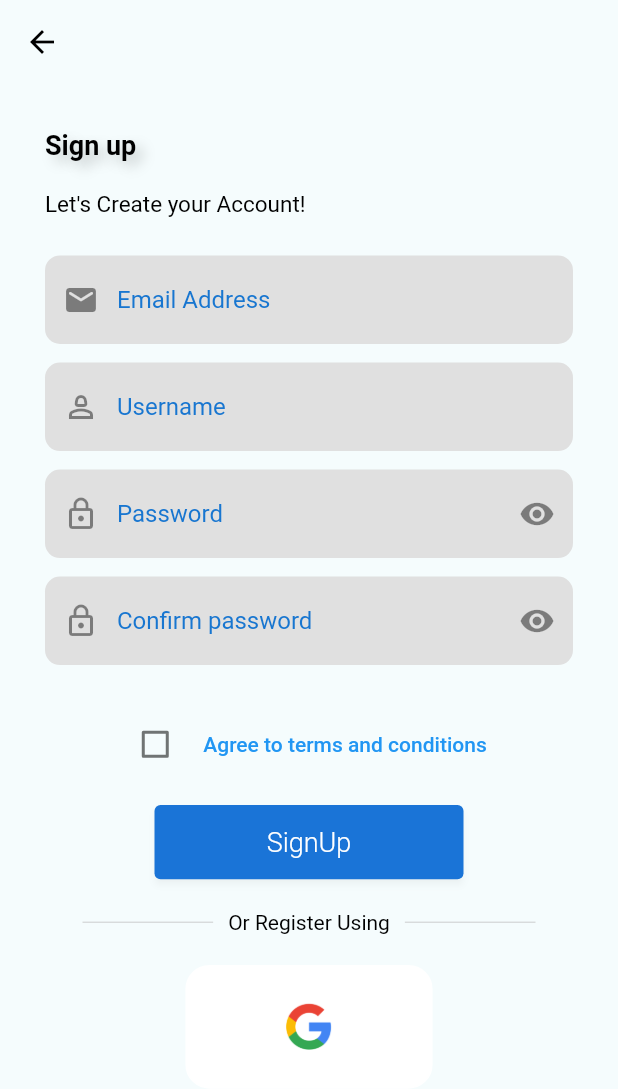
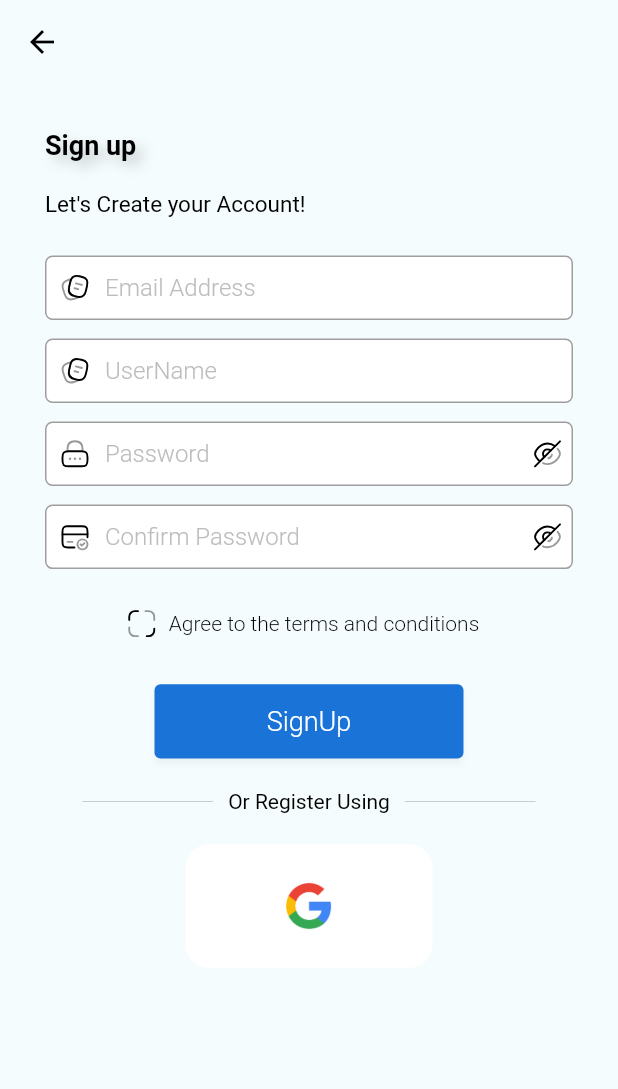
Before and after one commit to tahamoh33/gp_flutter-master, a Flutter app: the SignupPage screen opened directly, on a phone screen of 412 x 824 dp. Shown: the top 1089 px of the screen. Run offline on Flutter 3.47's test engine with Material 2 defaults, Android fonts, the phone set to English and light mode, and no system bars; our stand-ins replace auto_size_text, cached_network_image, cloud_firestore, device_preview, firebase_auth, firebase_core and 9 more; missing offline and left inert: tflite; accounts and stored records are empty; network calls fail; Roboto replaces fonts that are missing (Montserrat).

Commit message:
Updated Login.dart

```diff
--- a/lib/CustomWidgets/custom_text_form_field.dart
+++ b/lib/CustomWidgets/custom_text_form_field.dart
@@ -94,7 +94,8 @@ class CustomTextFormField extends StatelessWidget {
   _buildDecoration() {
     return InputDecoration(
       hintText: hintText ?? "",
-      hintStyle: _setFontStyle(),
+      hintStyle: _setHintFontStyle(),
+      labelStyle: _setFontStyle(),
       border: _setBorderStyle(),
       enabledBorder: _setBorderStyle(),
       focusedBorder: _setBorderStyle(),
@@ -110,6 +111,32 @@ class CustomTextFormField extends StatelessWidget {
     );
   }
 
+  _setHintFontStyle() {
+    switch (fontStyle) {
+      case TextFormFieldFontStyle.MontserratRomanRegular16Dark:
+        return TextStyle(
+          color: Colors.grey[400],
+          fontSize: 16,
+          fontFamily: 'Montserrat',
+          fontWeight: FontWeight.w300,
+        );
+      case TextFormFieldFontStyle.MontserratRomanRegular14:
+        return TextStyle(
+          color: Colors.grey[400],
+          fontSize: 14,
+          fontFamily: 'Montserrat',
+          fontWeight: FontWeight.w300,
+        );
+      default:
+        return TextStyle(
+          color: Colors.grey[400],
+          fontSize: 16,
+          fontFamily: 'Montserrat',
+          fontWeight: FontWeight.w400,
+        );
+    }
+  }
+
   _setFontStyle() {
     switch (fontStyle) {
       case TextFormFieldFontStyle.MontserratRomanRegular14:
@@ -118,6 +145,13 @@ class CustomTextFormField extends StatelessWidget {
           fontSize: 14,
           fontFamily: 'Montserrat',
           fontWeight: FontWeight.w400,
+        );
+      case TextFormFieldFontStyle.MontserratRomanRegular16Dark:
+        return TextStyle(
+          color: Colors.grey[800],
+          fontSize: 16,
+          fontFamily: 'Montserrat',
+          fontWeight: FontWeight.w500,
         );
       default:
         return TextStyle(
@@ -209,6 +243,7 @@ enum TextFormFieldVariant {
 }
 
 enum TextFormFieldFontStyle {
+  MontserratRomanRegular16Dark,
   MontserratRomanRegular16,
   MontserratRomanRegular14,
 }
--- a/lib/Screens/Authentication/Login.dart
+++ b/lib/Screens/Authentication/Login.dart
@@ -222,13 +222,13 @@ class LoginState extends State<Login> {
               prefix: Container(
                 margin: EdgeInsets.symmetric(horizontal: 10, vertical: 0),
                 child: CustomImageView(
-                  svgPath: ImageConstant.imgUser,
+                  svgPath: ImageConstant.imgClock,
                   width: 20,
                   height: 20,
                 ),
               ),
               prefixConstraints: BoxConstraints(maxHeight: 20),
-              fontStyle: TextFormFieldFontStyle.MontserratRomanRegular16,
+              fontStyle: TextFormFieldFontStyle.MontserratRomanRegular16Dark,
             ),
 
             SizedBox(
@@ -248,7 +248,7 @@ class LoginState extends State<Login> {
                   height: 20,
                 ),
               ),
-              prefixConstraints: BoxConstraints(maxHeight: 22),
+              prefixConstraints: BoxConstraints(maxHeight: 20),
               suffix: Container(
                 margin: EdgeInsets.fromLTRB(30, 6, 7, 6),
                 child: CustomImageView(
@@ -265,7 +265,7 @@ class LoginState extends State<Login> {
               ),
               suffixConstraints: BoxConstraints(maxHeight: 44),
               isObscureText: isPasswordVisible,
-              fontStyle: TextFormFieldFontStyle.MontserratRomanRegular16,
+              fontStyle: TextFormFieldFontStyle.MontserratRomanRegular16Dark,
             ),
             SizedBox(
               height: height * 0.001,
--- a/lib/Screens/Authentication/signup.dart
+++ b/lib/Screens/Authentication/signup.dart
@@ -8,6 +8,9 @@ import 'package:trial1/CustomWidgets/square_tile.dart';
 import 'package:trial1/Screens/Constants/string_manager.dart';
 import 'package:trial1/Screens/NavigationScreens/AppLayout.dart';
 
+import '../../CustomWidgets/custom_image_view.dart';
+import '../../CustomWidgets/custom_text_form_field.dart';
+import '../Constants/image_constant.dart';
 import '../cache_manager.dart';
 
 class SignupPage extends StatefulWidget {
@@ -199,111 +202,154 @@ class _SignupPageState extends State<SignupPage> {
 
                 Column(
                   children: [
-                    TextField(
+                    CustomTextFormField(
+                      padding: TextFormFieldPadding.PaddingT12,
                       controller: _email,
-                      keyboardType: TextInputType.emailAddress,
-                      decoration: InputDecoration(
-                        filled: true,
-                        fillColor: Theme.of(context).dialogBackgroundColor,
                       hintText: 'Email Address',
-                        border: OutlineInputBorder(
-                            borderRadius: BorderRadius.circular(10),
-                            borderSide: BorderSide.none),
-                        prefixIcon: const Icon(Icons.email_rounded),
+                      alignment: Alignment.center,
+                      prefix: Container(
+                        margin:
+                            EdgeInsets.symmetric(horizontal: 10, vertical: 0),
+                        child: CustomImageView(
+                          svgPath: ImageConstant.imgClock,
+                          width: 20,
+                          height: 20,
                         ),
                       ),
+                      prefixConstraints: BoxConstraints(maxHeight: 20),
+                      fontStyle:
+                          TextFormFieldFontStyle.MontserratRomanRegular16Dark,
+                    ),
                     SizedBox(height: height * 0.015),
-                    TextField(
+                    CustomTextFormField(
+                      padding: TextFormFieldPadding.PaddingT12,
                       controller: _username,
-                      keyboardType: TextInputType.text,
-                      decoration: InputDecoration(
-                        filled: true,
-                        fillColor: Theme.of(context).dialogBackgroundColor,
-                        hintText: 'Username',
-                        border: OutlineInputBorder(
-                          borderRadius: BorderRadius.circular(10),
-                          borderSide: BorderSide.none,
-                        ),
-                        prefixIcon: const Icon(Icons.person_2_outlined),
+                      hintText: 'UserName',
+                      alignment: Alignment.center,
+                      prefix: Container(
+                        margin:
+                            EdgeInsets.symmetric(horizontal: 10, vertical: 0),
+                        child: CustomImageView(
+                          svgPath: ImageConstant.imgClock,
+                          width: 20,
+                          height: 20,
                         ),
                       ),
+                      prefixConstraints: BoxConstraints(maxHeight: 20),
+                      fontStyle:
+                          TextFormFieldFontStyle.MontserratRomanRegular16Dark,
+                    ),
                     SizedBox(height: height * 0.015),
-                    TextField(
+                    CustomTextFormField(
                       controller: _password,
-                      keyboardType: TextInputType.visiblePassword,
-                      obscureText: isPasswordVisible,
-                      decoration: InputDecoration(
-                        filled: true,
-                        fillColor: Theme.of(context).dialogBackgroundColor,
-                        hintText: 'Password',
-                        border: OutlineInputBorder(
-                          borderRadius: BorderRadius.circular(10),
-                          borderSide: BorderSide.none,
+                      hintText: "Password",
+                      //textInputAction: TextInputAction.done,
+                      textInputType: TextInputType.visiblePassword,
+                      alignment: Alignment.center,
+                      prefix: Container(
+                        margin:
+                            EdgeInsets.symmetric(horizontal: 10, vertical: 0),
+                        child: CustomImageView(
+                          svgPath: ImageConstant.imgIconTwotoneLock,
+                          width: 20,
+                          height: 20,
                         ),
-                        prefixIcon: const Icon(Icons.lock_outlined),
-                        suffixIcon: IconButton(
-                          icon: isPasswordVisible
-                              ? const Icon(Icons.visibility)
-                              : const Icon(Icons.visibility_off),
-                          onPressed: () {
+                      ),
+                      prefixConstraints: BoxConstraints(maxHeight: 20),
+                      suffix: Container(
+                        margin: EdgeInsets.fromLTRB(30, 6, 7, 6),
+                        child: CustomImageView(
+                            onTap: () {
                               setState(() {
                                 isPasswordVisible = !isPasswordVisible;
                               });
                             },
+                            svgPath: isPasswordVisible
+                                ? ImageConstant.imgCheckmark
+                                : ImageConstant.eyeOpened,
+                            height: 20,
+                            width: 20),
                       ),
-                      ),
+                      suffixConstraints: BoxConstraints(maxHeight: 44),
+                      isObscureText: isPasswordVisible,
+                      fontStyle:
+                          TextFormFieldFontStyle.MontserratRomanRegular16Dark,
                     ),
                     SizedBox(
                       height: height * 0.015,
                     ),
-                    TextField(
+                    CustomTextFormField(
                       controller: _confirmPassword,
-                      keyboardType: TextInputType.visiblePassword,
-                      obscureText: isConfirmPasswordVisible,
-                      decoration: InputDecoration(
-                        filled: true,
-                        fillColor: Theme.of(context).dialogBackgroundColor,
-                        hintText: 'Confirm password',
-                        border: OutlineInputBorder(
-                          borderRadius: BorderRadius.circular(10),
-                          borderSide: BorderSide.none,
+                      hintText: "Confirm Password",
+                      textInputAction: TextInputAction.done,
+                      textInputType: TextInputType.visiblePassword,
+                      alignment: Alignment.center,
+                      prefix: Container(
+                        margin:
+                            EdgeInsets.symmetric(horizontal: 10, vertical: 0),
+                        child: CustomImageView(
+                          svgPath: ImageConstant.imgLock,
+                          width: 20,
+                          height: 20,
                         ),
-                        prefixIcon: Icon(Icons.lock_outlined),
-                        suffixIcon: IconButton(
-                          icon: isConfirmPasswordVisible
-                              ? Icon(Icons.visibility)
-                              : Icon(Icons.visibility_off),
-                          onPressed: () {
+                      ),
+                      prefixConstraints: BoxConstraints(maxHeight: 20),
+                      suffix: Container(
+                        margin: EdgeInsets.fromLTRB(30, 6, 7, 6),
+                        child: CustomImageView(
+                            onTap: () {
                               setState(() {
                                 isConfirmPasswordVisible =
                                     !isConfirmPasswordVisible;
                               });
                             },
+                            svgPath: isConfirmPasswordVisible
+                                ? ImageConstant.imgCheckmark
+                                : ImageConstant.eyeOpened,
+                            height: 20,
+                            width: 20),
                       ),
-                      ),
+                      suffixConstraints: BoxConstraints(maxHeight: 44),
+                      isObscureText: isConfirmPasswordVisible,
+                      fontStyle:
+                          TextFormFieldFontStyle.MontserratRomanRegular16Dark,
                     ),
                     SizedBox(height: height * 0.015),
                   ],
                 ),
-                SizedBox(
-                  height: height * 0.02,
-                ),
+
                 Row(mainAxisAlignment: MainAxisAlignment.center, children: [
-                  Checkbox(
-                    value: isChecked,
-                    activeColor: Colors.blue,
-                    onChanged: (newBool) {
+                  CustomImageView(
+                    svgPath: (isChecked == false)
+                        ? ImageConstant.imgIcontwotonemaximize2
+                        : ImageConstant.imgCheckmarkBlack900,
+                    width: 20,
+                    height: 20,
+                    onTap: () {
                       setState(() {
-                        isChecked = newBool!;
+                        isChecked = !isChecked;
                       });
                     },
                   ),
+                  // SizedBox(
+                  //   width: width * 0.02,
+                  // ),
+                  // Checkbox(
+                  //   value: isChecked,
+                  //   activeColor: Colors.blue,
+                  //   onChanged: (newBool) {
+                  //     setState(() {
+                  //       isChecked = newBool!;
+                  //     });
+                  //   },
+                  // ),
                   TextButton(
                       onPressed: () {
                         showModalBottomSheet<dynamic>(
                           isScrollControlled: true,
+                          enableDrag: true,
                           constraints: BoxConstraints(
-                            maxHeight: height * 0.8,
+                            maxHeight: height * 0.9,
                             minHeight: height * 0.2,
                           ),
                           shape: RoundedRectangleBorder(
@@ -314,12 +360,16 @@ class _SignupPageState extends State<SignupPage> {
                           ),
                           context: context,
                           builder: (BuildContext context) {
-                            return Wrap(
+                            return ListView(
+                              scrollDirection: Axis.vertical,
+                              children: [
+                                Wrap(
                                   children: [
                                     Padding(
                                       padding: const EdgeInsets.all(15.0),
                                       child: Column(
-                                    mainAxisAlignment: MainAxisAlignment.center,
+                                        mainAxisAlignment:
+                                            MainAxisAlignment.center,
                                         crossAxisAlignment:
                                             CrossAxisAlignment.center,
                                         children: [
@@ -343,11 +393,13 @@ class _SignupPageState extends State<SignupPage> {
                                           SingleChildScrollView(
                                             scrollDirection: Axis.vertical,
                                             child: Padding(
-                                          padding: const EdgeInsets.all(18.0),
+                                              padding:
+                                                  const EdgeInsets.all(18.0),
                                               child: Text(
                                                 data,
                                                 style: TextStyle(
-                                              fontSize: 16,
+                                                  fontSize: 15,
+                                                  // overflow: TextOverflow.clip,
                                                 ),
                                               ),
                                             ),
@@ -369,63 +421,20 @@ class _SignupPageState extends State<SignupPage> {
                                       ),
                                     ),
                                   ],
+                                ),
+                              ],
                             );
                           },
                         );
-
-                        // showDialog(
-                        //     context: context,
-                        //     builder: (context) => Dialog(
-                        //           child: Padding(
-                        //             padding: const EdgeInsets.all(15.0),
-                        //             child: Column(
-                        //               mainAxisAlignment:
-                        //                   MainAxisAlignment.start,
-                        //               crossAxisAlignment:
-                        //                   CrossAxisAlignment.start,
-                        //               children: [
-                        //                 Container(
-                        //                     height: 176,
-                        //                     width: 176,
-                        //                     child: Image.asset(
-                        //                         "lib/images/Frame 2.png")),
-                        //                 SizedBox(
-                        //                   height: 10,
-                        //                 ),
-                        //                 Text(
-                        //                   "Terms & Conditions",
-                        //                   style: TextStyle(
-                        //                       fontSize: 18,
-                        //                       fontWeight: FontWeight.bold),
-                        //                 ),
-                        //                 SizedBox(
-                        //                   height: 15,
-                        //                 ),
-                        //                 SingleChildScrollView(
-                        //                   scrollDirection: Axis.vertical,
-                        //                   child: Text(
-                        //                       "By accessing or using the Application, you agree that you have read, understand and agree to be bound by these Terms & Conditions of Use, as amended from time to time.Please note the information contained on the Application is for general guidance only, And The Application made by CS students for academic purpose.The Application is not intended to offer medical advice, Always seek the advice of your physician or other qualified health care provider prior to starting any new treatment, or if you have any questions regarding symptoms or a medical condition."),
-                        //                 ),
-                        //                 SizedBox(
-                        //                   height: 15,
-                        //                 ),
-                        //                 Center(
-                        //                   child: CustomButton(
-                        //                       label: "I Accept",
-                        //                       onPressed: () {
-                        //                         setState(() {
-                        //                           isChecked = true;
-                        //                           Navigator.pop(context);
-                        //                         });
-                        //                       }),
-                        //                 )
-                        //               ],
-                        //             ),
-                        //           ),
-                        //           //shh
-                        //         ));
                       },
-                      child: Text("Agree to terms and conditions"))
+                      child: Text(
+                        "Agree to the terms and conditions",
+                        style: TextStyle(
+                            fontFamily: 'Montserrat',
+                            fontSize: 14,
+                            fontWeight: FontWeight.w300,
+                            color: Colors.black),
+                      ))
                 ]),
 
                 SizedBox(
@@ -452,7 +461,7 @@ class _SignupPageState extends State<SignupPage> {
                         ScaffoldMessenger.of(context).showSnackBar(
                           SnackBar(
                             content:
-                                Text('Please check to terms and conditions'),
+                                Text('Please accept the terms and conditions'),
                             backgroundColor: Colors.red,
                           ),
                         );
--- a/lib/new_history.dart
+++ b/lib/new_history.dart
@@ -214,8 +214,7 @@ class DoctorhistoryState extends State<Doctorhistory> {
                   color: Colors.white,
                   shape: BoxShape.circle,
                 ),
-                child: InkWell(
-                  borderRadius: BorderRadius.circular(5.0),
+                child: InkWell(borderRadius: BorderRadius.circular(5.0),
                     onTap: () {
                   const snackBar =
                       SnackBar(content: Text('wrong classification'));
@@ -226,7 +225,7 @@ class DoctorhistoryState extends State<Doctorhistory> {
                       size: 20,
                       color: Colors.black,
                     ),
-                ),
+                    r),
               ),
             ),
           ],
```
Lines whose indentation alone changed are shown as unchanged.
